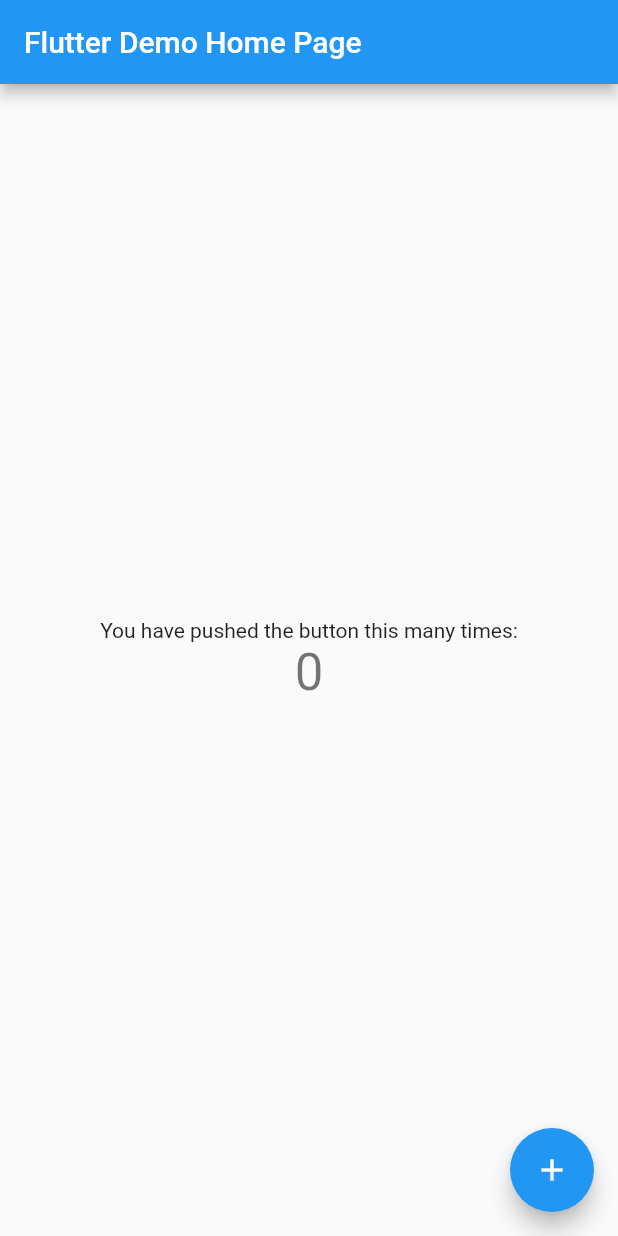
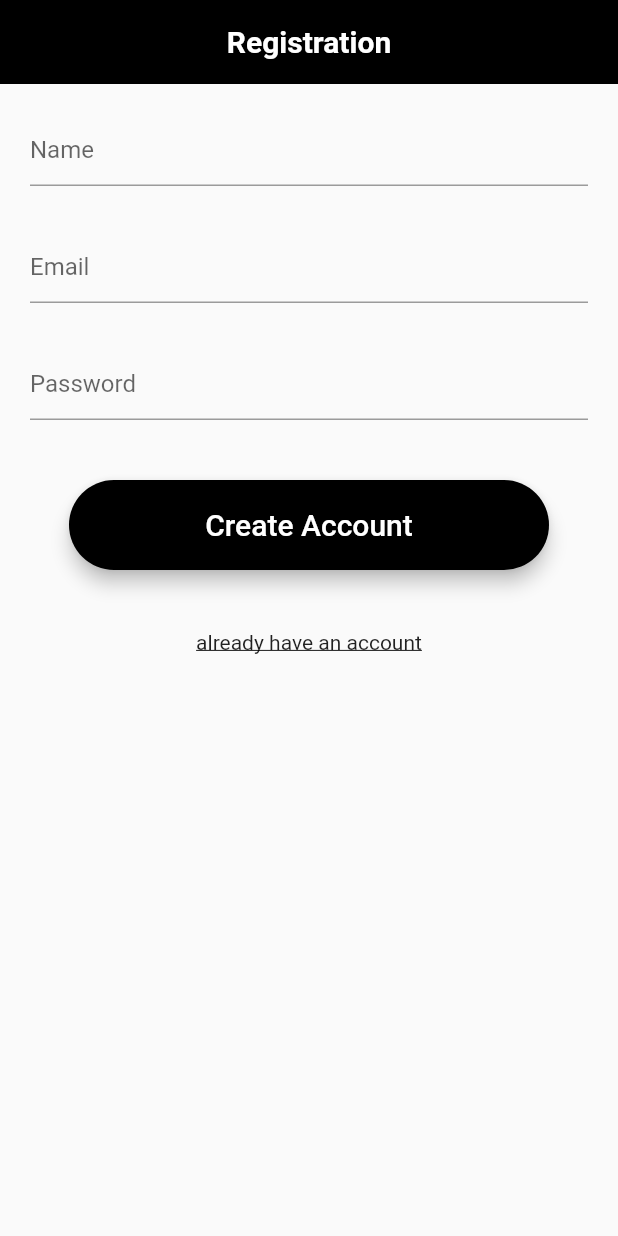
Before and after one commit to ardianhilmip35/mobile_go_job, a Flutter app: the screen it shows after launch, on a phone screen of 412 x 824 dp. Run offline on Flutter 3.47's test engine with Material 2 defaults, Android fonts, the light colour scheme and no system bars.

Commit message:
tanti commit

```diff
--- /dev/null
+++ b/lib/Screens/register_screen.dart
@@ -0,0 +1,130 @@
+import 'dart:convert';
+
+import 'package:flutter/cupertino.dart';
+import 'package:flutter/material.dart';
+import 'package:mobile_go_job/Services/auth_services.dart';
+import 'package:mobile_go_job/Services/globals.dart';
+
+import '../rounded_button.dart';
+import 'home_screen.dart';
+import 'login_screen.dart';
+import 'package:http/http.dart' as http;
+
+class RegisterScreen extends StatefulWidget {
+  const RegisterScreen({Key? key}) : super(key: key);
+
+  @override
+  _RegisterScreenState createState() => _RegisterScreenState();
+}
+
+class _RegisterScreenState extends State<RegisterScreen> {
+  String _email = '';
+  String _password = '';
+  String _name = '';
+
+  createAccountPressed() async {
+    bool emailValid = RegExp(
+            r"^[a-zA-Z0-9.a-zA-Z0-9.!#$%&'*+-/=?^_`{|}~]+@[a-zA-Z0-9]+\.[a-zA-Z]+")
+        .hasMatch(_email);
+    if (emailValid) {
+      http.Response response =
+          await AuthServices.register(_name, _email, _password);
+      Map responseMap = jsonDecode(response.body);
+      if (response.statusCode == 200) {
+        Navigator.push(
+            context,
+            MaterialPageRoute(
+              builder: (BuildContext context) => const HomeScreen(),
+            ));
+      } else {
+        errorSnackBar(context, responseMap.values.first[0]);
+      }
+    } else {
+      errorSnackBar(context, 'email not valid');
+    }
+  }
+
+  @override
+  Widget build(BuildContext context) {
+    return Scaffold(
+      appBar: AppBar(
+        backgroundColor: Colors.black,
+        centerTitle: true,
+        elevation: 0,
+        title: const Text(
+          'Registration',
+          style: TextStyle(
+            fontSize: 20,
+            fontWeight: FontWeight.bold,
+          ),
+        ),
+      ),
+      body: Padding(
+        padding: const EdgeInsets.symmetric(horizontal: 20),
+        child: Column(
+          children: [
+            const SizedBox(
+              height: 20,
+            ),
+            TextField(
+              decoration: const InputDecoration(
+                hintText: 'Name',
+              ),
+              onChanged: (value) {
+                _name = value;
+              },
+            ),
+            const SizedBox(
+              height: 30,
+            ),
+            TextField(
+              decoration: const InputDecoration(
+                hintText: 'Email',
+              ),
+              onChanged: (value) {
+                _email = value;
+              },
+            ),
+            const SizedBox(
+              height: 30,
+            ),
+            TextField(
+              obscureText: true,
+              decoration: const InputDecoration(
+                hintText: 'Password',
+              ),
+              onChanged: (value) {
+                _password = value;
+              },
+            ),
+            const SizedBox(
+              height: 40,
+            ),
+            RoundedButton(
+              btnText: 'Create Account',
+              onBtnPressed: () => createAccountPressed(),
+            ),
+            const SizedBox(
+              height: 40,
+            ),
+            GestureDetector(
+              onTap: () {
+                Navigator.push(
+                    context,
+                    MaterialPageRoute(
+                      builder: (BuildContext context) => const LoginScreen(),
+                    ));
+              },
+              child: const Text(
+                'already have an account',
+                style: TextStyle(
+                  decoration: TextDecoration.underline,
+                ),
+              ),
+            )
+          ],
+        ),
+      ),
+    );
+  }
+}
--- /dev/null
+++ b/lib/Services/auth_services.dart
@@ -0,0 +1,40 @@
+import 'dart:convert';
+
+import 'package:mobile_go_job/Services/globals.dart';
+import 'package:http/http.dart' as http;
+
+class AuthServices {
+  static Future<http.Response> register(
+      String nama_pelamar, String email, String password) async {
+    Map data = {
+      "nama_pelamar": nama_pelamar,
+      "email": email,
+      "password": password,
+    };
+    var body = json.encode(data);
+    var url = Uri.parse(baseURL);
+    http.Response response = await http.post(
+      url,
+      headers: headers,
+      body: body,
+    );
+    print(response.body);
+    return response;
+  }
+
+  static Future<http.Response> login(String email, String password) async {
+    Map data = {
+      "email": email,
+      "password": password,
+    };
+    var body = json.encode(data);
+    var url = Uri.parse(baseURL);
+    http.Response response = await http.post(
+      url,
+      headers: headers,
+      body: body,
+    );
+    print(response.body);
+    return response;
+  }
+}
--- /dev/null
+++ b/lib/Services/globals.dart
@@ -0,0 +1,13 @@
+import 'package:flutter/cupertino.dart';
+import 'package:flutter/material.dart';
+
+const String baseURL = "http://127.0.0.1:8000/api/register"; //emulator localhost
+const Map<String, String> headers = {"Content-Type": "application/json"};
+
+errorSnackBar(BuildContext context, String text) {
+  ScaffoldMessenger.of(context).showSnackBar(SnackBar(
+    backgroundColor: Colors.red,
+    content: Text(text),
+    duration: const Duration(seconds: 1),
+  ));
+}
--- a/lib/main.dart
+++ b/lib/main.dart
@@ -1,4 +1,5 @@
 import 'package:flutter/material.dart';
+import 'package:mobile_go_job/Screens/register_screen.dart';
 
 void main() {
   runApp(const MyApp());
@@ -7,109 +8,11 @@
 class MyApp extends StatelessWidget {
   const MyApp({Key? key}) : super(key: key);
 
-  // This widget is the root of your application.
   @override
   Widget build(BuildContext context) {
-    return MaterialApp(
-      title: 'Flutter Demo',
-      theme: ThemeData(
-        // This is the theme of your application.
-        //
-        // Try running your application with "flutter run". You'll see the
-        // application has a blue toolbar. Then, without quitting the app, try
-        // changing the primarySwatch below to Colors.green and then invoke
-        // "hot reload" (press "r" in the console where you ran "flutter run",
-        // or simply save your changes to "hot reload" in a Flutter IDE).
-        // Notice that the counter didn't reset back to zero; the application
-        // is not restarted.
-        primarySwatch: Colors.blue,
-      ),
-      home: const MyHomePage(title: 'Flutter Demo Home Page'),
+    return const MaterialApp(
+      debugShowCheckedModeBanner: false,
+      home: RegisterScreen(),
     );
   }
 }
-
-class MyHomePage extends StatefulWidget {
-  const MyHomePage({Key? key, required this.title}) : super(key: key);
-
-  // This widget is the home page of your application. It is stateful, meaning
-  // that it has a State object (defined below) that contains fields that affect
-  // how it looks.
-
-  // This class is the configuration for the state. It holds the values (in this
-  // case the title) provided by the parent (in this case the App widget) and
-  // used by the build method of the State. Fields in a Widget subclass are
-  // always marked "final".
-
-  final String title;
-
-  @override
-  State<MyHomePage> createState() => _MyHomePageState();
-}
-
-class _MyHomePageState extends State<MyHomePage> {
-  int _counter = 0;
-
-  void _incrementCounter() {
-    setState(() {
-      // This call to setState tells the Flutter framework that something has
-      // changed in this State, which causes it to rerun the build method below
-      // so that the display can reflect the updated values. If we changed
-      // _counter without calling setState(), then the build method would not be
-      // called again, and so nothing would appear to happen.
-      _counter++;
-    });
-  }
-
-  @override
-  Widget build(BuildContext context) {
-    // This method is rerun every time setState is called, for instance as done
-    // by the _incrementCounter method above.
-    //
-    // The Flutter framework has been optimized to make rerunning build methods
-    // fast, so that you can just rebuild anything that needs updating rather
-    // than having to individually change instances of widgets.
-    return Scaffold(
-      appBar: AppBar(
-        // Here we take the value from the MyHomePage object that was created by
-        // the App.build method, and use it to set our appbar title.
-        title: Text(widget.title),
-      ),
-      body: Center(
-        // Center is a layout widget. It takes a single child and positions it
-        // in the middle of the parent.
-        child: Column(
-          // Column is also a layout widget. It takes a list of children and
-          // arranges them vertically. By default, it sizes itself to fit its
-          // children horizontally, and tries to be as tall as its parent.
-          //
-          // Invoke "debug painting" (press "p" in the console, choose the
-          // "Toggle Debug Paint" action from the Flutter Inspector in Android
-          // Studio, or the "Toggle Debug Paint" command in Visual Studio Code)
-          // to see the wireframe for each widget.
-          //
-          // Column has various properties to control how it sizes itself and
-          // how it positions its children. Here we use mainAxisAlignment to
-          // center the children vertically; the main axis here is the vertical
-          // axis because Columns are vertical (the cross axis would be
-          // horizontal).
-          mainAxisAlignment: MainAxisAlignment.center,
-          children: <Widget>[
-            const Text(
-              'You have pushed the button this many times:',
-            ),
-            Text(
-              '$_counter',
-              style: Theme.of(context).textTheme.headline4,
-            ),
-          ],
-        ),
-      ),
-      floatingActionButton: FloatingActionButton(
-        onPressed: _incrementCounter,
-        tooltip: 'Increment',
-        child: const Icon(Icons.add),
-      ), // This trailing comma makes auto-formatting nicer for build methods.
-    );
-  }
-}
--- /dev/null
+++ b/lib/rounded_button.dart
@@ -0,0 +1,29 @@
+import 'package:flutter/material.dart';
+
+class RoundedButton extends StatelessWidget {
+  final String btnText;
+  final Function onBtnPressed;
+
+  const RoundedButton(
+      {Key? key, required this.btnText, required this.onBtnPressed})
+      : super(key: key);
+  @override
+  Widget build(BuildContext context) {
+    return Material(
+      elevation: 5,
+      color: Colors.black,
+      borderRadius: BorderRadius.circular(30),
+      child: MaterialButton(
+        onPressed: () {
+          onBtnPressed();
+        },
+        minWidth: 320,
+        height: 60,
+        child: Text(
+          btnText,
+          style: const TextStyle(color: Colors.white, fontSize: 20),
+        ),
+      ),
+    );
+  }
+}
--- a/pubspec.yaml
+++ b/pubspec.yaml
@@ -18,7 +18,7 @@
 version: 1.0.0+1
 
 environment:
-  sdk: ">=2.16.0-134.1.beta <3.0.0"
+  sdk: ">=2.16.1 <3.0.0"
 
 # Dependencies specify other packages that your package needs in order to work.
 # To automatically upgrade your package dependencies to the latest versions
@@ -34,6 +34,7 @@
   # The following adds the Cupertino Icons font to your application.
   # Use with the CupertinoIcons class for iOS style icons.
   cupertino_icons: ^1.0.2
+  http: ^0.13.4
 
 dev_dependencies:
   flutter_test:
```
Also changed, not shown: lib/Screens/home_screen.dart (added, +15 -0 lines), lib/Screens/login_screen.dart (added, +93 -0 lines), pubspec.lock.
